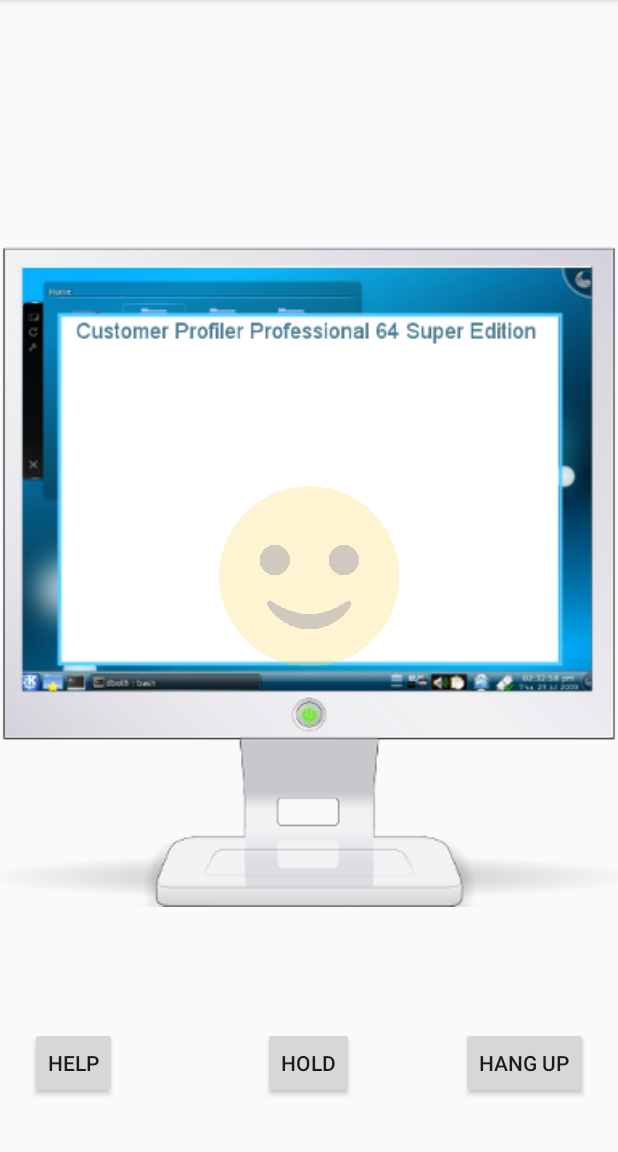
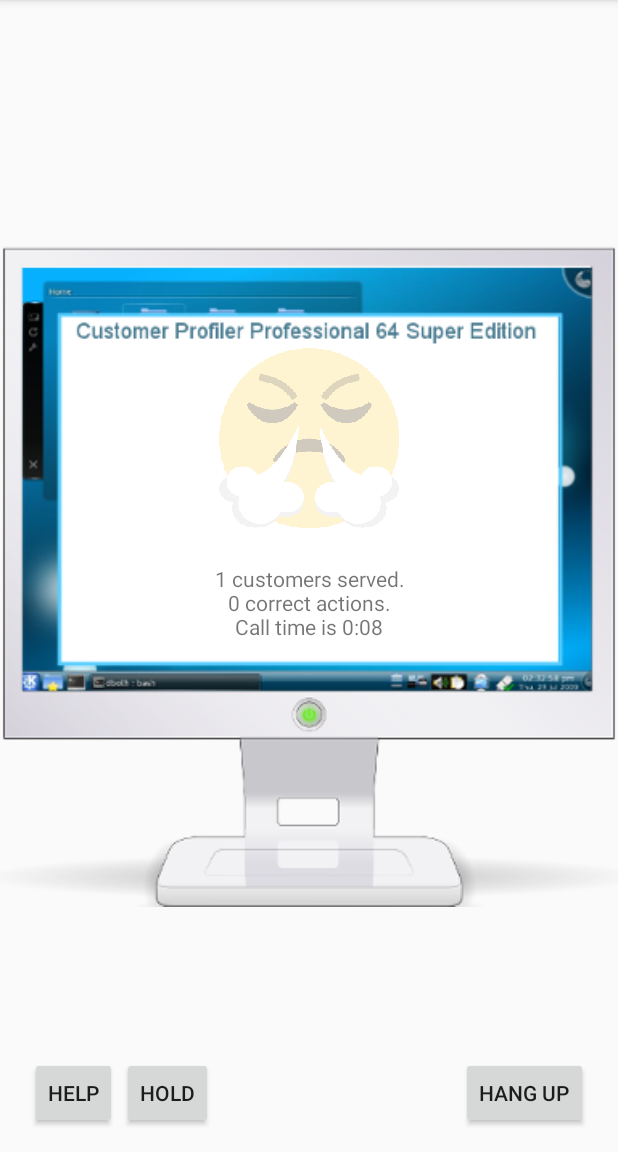
Before and after one commit to jshepdevelopment/CustomerServiceHelper, an Android app: the screen it shows after launch (MainActivity), on a phone screen of 412 x 824 dp, the part 84-1236 px from its top. Run offline under Robolectric (Android 15) with nearby library versions, the phone set to English and light mode, and no system bars.

Commit message:
Timer and interface update.

```diff
--- a/app/src/main/java/com/jshepdevelopment/customerservicehelper/MainActivity.java
+++ b/app/src/main/java/com/jshepdevelopment/customerservicehelper/MainActivity.java
@@ -1,6 +1,8 @@
 package com.jshepdevelopment.customerservicehelper;
 
 import android.content.res.TypedArray;
+import android.os.Handler;
+import android.os.Message;
 import android.support.v4.content.res.TypedArrayUtils;
 import android.support.v7.app.AppCompatActivity;
 import android.os.Bundle;
@@ -8,11 +10,42 @@ import android.util.Log;
 import android.view.View;
 import android.view.animation.Animation;
 import android.view.animation.AnimationUtils;
+import android.widget.Button;
 import android.widget.ImageView;
+import android.widget.TextView;
 
 import java.util.Random;
+import java.util.Timer;
+import java.util.concurrent.RunnableFuture;
 
 public class MainActivity extends AppCompatActivity {
+
+    TextView timerTextView;
+    long startTime = 0;
+    public int customerCount = 0;
+    public int hangupCount = 0;
+    public int helpCount = 0;
+    public int correctCount = 0;
+    public int holdCount = 0;
+
+    public Boolean mustHelp = false;
+
+    //runs without a timer by reposting this handler at the end of the runnable
+    Handler timerHandler = new Handler();
+    Runnable timerRunnable = new Runnable() {
+
+        @Override
+        public void run() {
+            long millis = System.currentTimeMillis() - startTime;
+            int seconds = (int) (millis / 1000);
+            int minutes = seconds / 60;
+            seconds = seconds % 60;
+
+            timerTextView.setText("Call time is " + String.format("%d:%02d", minutes, seconds));
+
+            timerHandler.postDelayed(this, 500);
+        }
+    };
 
     @Override
     protected void onCreate(Bundle savedInstanceState) {
@@ -20,15 +53,21 @@ public class MainActivity extends AppCompatActivity {
         setContentView(R.layout.activity_main);
 
         //Set up customer View
-        ImageView customerView = (ImageView) findViewById(R.id.customer);
+        //ImageView customerView = (ImageView) findViewById(R.id.customer);
+        timerTextView = (TextView) findViewById(R.id.timerText);
+
+        // Set up text view
+        TextView textView = (TextView) findViewById(R.id.servedText);
+        textView.setText(customerCount + " customers served.");
 
         //Set up animation
-        Animation customerMove = AnimationUtils.loadAnimation(this, R.anim.move_customer);
+        //Animation customerMove = AnimationUtils.loadAnimation(this, R.anim.move_customer);
         //Start the animation
-        customerView.startAnimation(customerMove);
+        //customerView.startAnimation(customerMove);
+        nextCustomer();
     }
 
-    public void nextCustomer(View view) {
+    public void nextCustomer() {
 
         // Setup random numbers for customer type
         Random rand = new Random();
@@ -42,6 +81,8 @@ public class MainActivity extends AppCompatActivity {
         Log.d("JSLOG", badImages.length() + " bad images.");
 
         Customer nextCustomer = new Customer();
+        TextView servedText = (TextView) findViewById(R.id.servedText);
+        TextView correctText = (TextView) findViewById(R.id.correctText);
         ImageView customerView = (ImageView) findViewById(R.id.customer);
         Animation customerMove = AnimationUtils.loadAnimation(this, R.anim.move_customer);
 
@@ -51,12 +92,14 @@ public class MainActivity extends AppCompatActivity {
 
         // Set customer image view based on customer type
         if(nextCustomer.isGood) {
+            mustHelp = true;
             randomNum = rand.nextInt(goodImages.length());
             Log.d("JSLOG", "good randomNum is " + randomNum);
             customerView.setImageDrawable(goodImages.getDrawable(randomNum));
 
 
         } else {
+            mustHelp = false;
             randomNum = rand.nextInt(badImages.length());
             Log.d("JSLOG", "bad randomNum is " + randomNum);
             customerView.setImageDrawable(badImages.getDrawable(randomNum));
@@ -66,5 +109,49 @@ public class MainActivity extends AppCompatActivity {
         // Start the animation
         customerView.startAnimation(customerMove);
 
+        // Increase customer count and update text view
+        customerCount+=1;
+        servedText.setText(customerCount + " customers served.");
+        correctText.setText(correctCount + " correct actions.");
+
+        startTime = System.currentTimeMillis();
+        timerHandler.postDelayed(timerRunnable, 0);
+    }
+
+    public void helpButton(View view) {
+
+        // Update correct count
+        if(mustHelp) {
+            correctCount += 1;
+        } else {
+            correctCount -= 1;
+        }
+
+        helpCount += 1;
+        nextCustomer();
+    }
+
+    public void holdButton(View view) {
+
+        nextCustomer();
+    }
+
+    public void hangupButton(View view) {
+
+        // Update correct count
+        if(mustHelp) {
+            correctCount -= 1;
+        } else {
+            correctCount += 1;
+        }
+
+        hangupCount += 1;
+        nextCustomer();
+    }
+
+    @Override
+    public void onPause() {
+        super.onPause();
+        timerHandler.removeCallbacks(timerRunnable);
     }
 }
--- a/app/src/main/res/layout/activity_main.xml
+++ b/app/src/main/res/layout/activity_main.xml
@@ -12,14 +12,48 @@
         android:contentDescription="@string/monitor"
         android:src="@drawable/onscreen" />
 
+    <TextView
+        android:layout_width="match_parent"
+        android:layout_height="@dimen/activity_horizontal_margin"
+        android:textAppearance="?android:attr/textAppearanceSmall"
+        android:layout_centerHorizontal="true"
+        android:layout_centerVertical="true"
+        android:text="@string/served"
+        android:textAlignment="center"
+        android:id="@+id/servedText" />
+
+    <TextView
+        android:layout_width="match_parent"
+        android:layout_height="@dimen/activity_horizontal_margin"
+        android:textAppearance="?android:attr/textAppearanceSmall"
+        android:layout_centerHorizontal="true"
+        android:layout_centerVertical="true"
+        android:layout_below="@id/servedText"
+        android:text="@string/correct"
+        android:textAlignment="center"
+        android:id="@+id/correctText" />
+
+    <TextView
+        android:layout_width="match_parent"
+        android:layout_height="@dimen/activity_horizontal_margin"
+        android:textAppearance="?android:attr/textAppearanceSmall"
+        android:layout_centerHorizontal="true"
+        android:layout_centerVertical="true"
+        android:layout_below="@id/correctText"
+        android:text="@string/timer"
+        android:textAlignment="center"
+        android:id="@+id/timerText" />
+
+
     <ImageView
         android:id="@+id/customer"
         android:layout_width="wrap_content"
         android:layout_height="wrap_content"
         android:layout_centerHorizontal="true"
-        android:layout_centerVertical="true"
+        android:layout_above="@id/servedText"
         android:contentDescription="@string/customer"
-        android:src="@drawable/good02" />
+        android:src="@drawable/good02"
+        android:paddingBottom="20dp" />
 
     <ImageView
         android:id="@+id/monitor"
@@ -34,11 +68,10 @@
         android:layout_height="wrap_content"
         android:text="@string/help"
         android:id="@+id/buttonHelp"
-        android:onClick="nextCustomer"
-        android:layout_marginBottom="35dp"
+        android:onClick="helpButton"
+        android:layout_marginBottom="15dp"
         android:layout_marginLeft="20dp"
-        android:layout_alignParentBottom="true"
-         />
+        android:layout_alignParentBottom="true" />
 
     <Button
         style="?android:attr/buttonStyleSmall"
@@ -46,10 +79,10 @@
         android:layout_height="wrap_content"
         android:text="@string/hold"
         android:id="@+id/buttonHold"
-        android:onClick="nextCustomer"
-        android:layout_marginBottom="35dp"
-        android:layout_centerInParent="true"
-        android:layout_alignParentBottom="true"/>
+        android:onClick="holdButton"
+        android:layout_alignTop="@+id/buttonHelp"
+        android:layout_toLeftOf="@+id/customer"
+        android:layout_toStartOf="@+id/customer" />
 
     <Button
         style="?android:attr/buttonStyleSmall"
@@ -57,8 +90,8 @@
         android:layout_height="wrap_content"
         android:text="@string/hangup"
         android:id="@+id/buttonHang"
-        android:onClick="nextCustomer"
-        android:layout_marginBottom="35dp"
+        android:onClick="hangupButton"
+        android:layout_marginBottom="15dp"
         android:layout_marginRight="20dp"
         android:layout_alignParentRight="true"
         android:layout_alignParentBottom="true"/>
--- a/app/src/main/res/values/strings.xml
+++ b/app/src/main/res/values/strings.xml
@@ -6,4 +6,9 @@
     <string name="help">Help</string>
     <string name="hold">Hold</string>
     <string name="hangup">Hang Up</string>
+    <string name="served">customers served</string>
+    <string name="correct">correct actions</string>
+    <string name="phone">phone</string>
+    <string name="timer">00:00:00</string>
+
 </resources>
```
